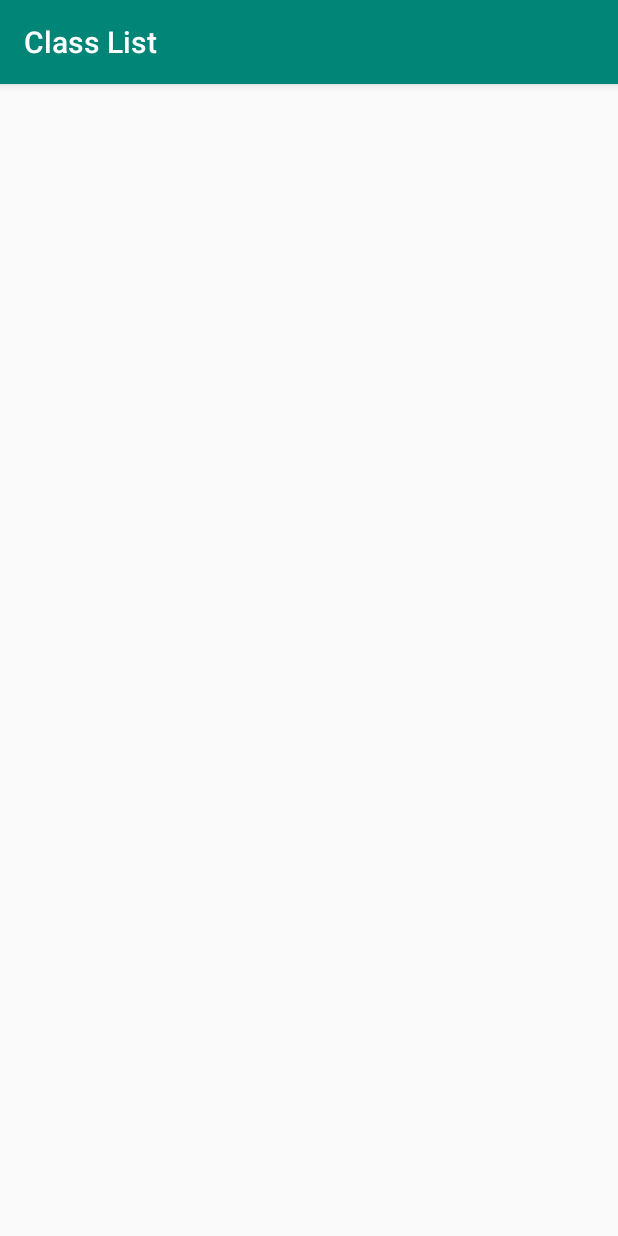
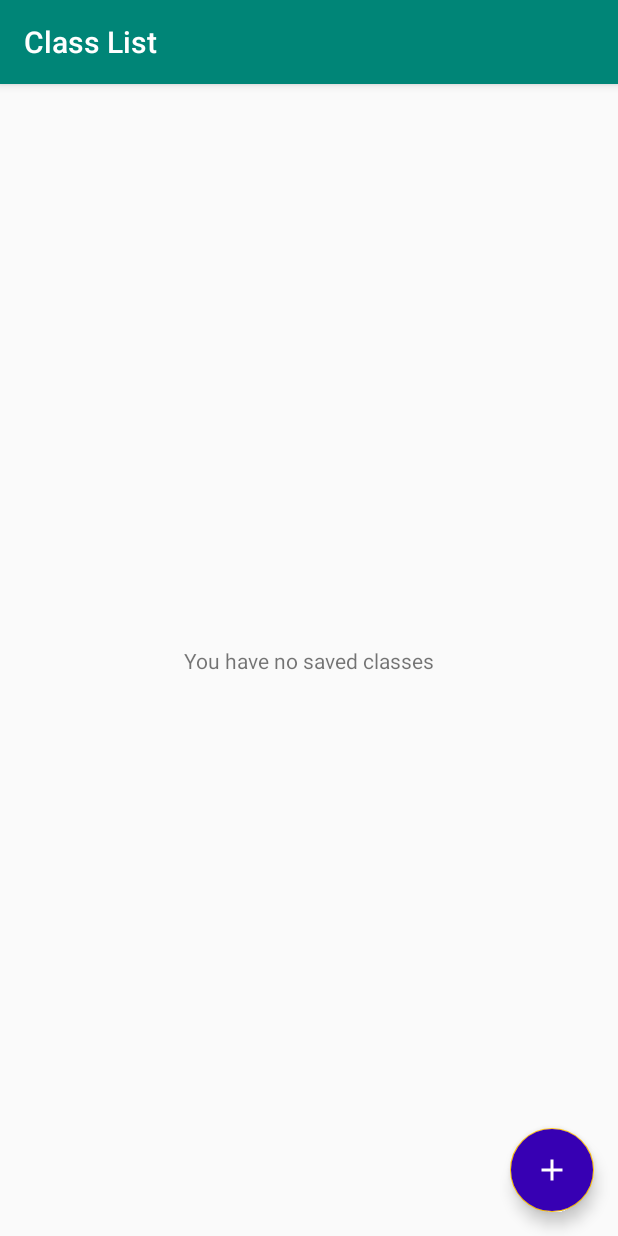
Before and after one commit to Bombbird2001/Class-List-2, an Android app: the screen it shows after launch (OpenClassActivity), after a tap on an icon or button, on a phone screen of 412 x 824 dp. Run offline under Robolectric (Android 15) with nearby library versions, the phone set to English and light mode, and no system bars; 1 other tap on this screen came first.

Commit message:
More stuff

```diff
--- a/app/build.gradle
+++ b/app/build.gradle
@@ -32,4 +32,5 @@ dependencies {
     testImplementation 'junit:junit:4.12'
     androidTestImplementation 'androidx.test:runner:1.1.1'
     androidTestImplementation 'androidx.test.espresso:espresso-core:3.1.1'
+    implementation 'androidx.legacy:legacy-support-v4:1.0.0'
 }
--- a/app/src/main/AndroidManifest.xml
+++ b/app/src/main/AndroidManifest.xml
@@ -9,6 +9,8 @@
             android:roundIcon="@mipmap/ic_launcher_round"
             android:supportsRtl="true"
             android:theme="@style/AppTheme">
+        <activity android:name=".NewClassActivity">
+        </activity>
         <activity android:name=".OpenClassActivity">
         </activity>
         <activity
--- /dev/null
+++ b/app/src/main/java/bombbird/com/classlist2/FileHandler.kt
@@ -0,0 +1,13 @@
+package bombbird.com.classlist2
+
+import android.content.Context
+import java.io.File
+
+class FileHandler {
+    companion object FileHandler {
+        fun loadFile(name: String, context: Context): File {
+            val path = context.filesDir
+            return File(path, name)
+        }
+    }
+}
--- a/app/src/main/java/bombbird/com/classlist2/MainActivity.kt
+++ b/app/src/main/java/bombbird/com/classlist2/MainActivity.kt
@@ -29,6 +29,7 @@ class MainActivity : AppCompatActivity() {
         }
 
         for (i in 1..5) {
+            //TODO Add list of lists later
             val checkbox = CheckBox(this)
             checkbox.layoutParams = checkBox1.layoutParams
             checkbox.setText(R.string.loading_name)
--- a/app/src/main/java/bombbird/com/classlist2/OpenClassActivity.kt
+++ b/app/src/main/java/bombbird/com/classlist2/OpenClassActivity.kt
@@ -1,12 +1,56 @@
 package bombbird.com.classlist2
 
+import android.content.Intent
 import androidx.appcompat.app.AppCompatActivity
 import android.os.Bundle
+import android.view.View
+import android.widget.Button
+import kotlinx.android.synthetic.main.activity_open_class.*
 
 class OpenClassActivity : AppCompatActivity() {
+    private val classes: ArrayList<String> = ArrayList()
 
     override fun onCreate(savedInstanceState: Bundle?) {
         super.onCreate(savedInstanceState)
         setContentView(R.layout.activity_open_class)
+
+        fab_newClass.setOnClickListener {
+            val intent = Intent(this, NewClassActivity::class.java)
+            startActivity(intent)
+        }
+
+        loadClasses()
+        displayClasses()
+    }
+
+    private fun loadClasses() {
+        val file = FileHandler.loadFile("classes.txt", this)
+        println(file.absolutePath + " " + file.exists())
+        if (!file.exists()) {
+            if (file.createNewFile()) println("File created")
+            loadClasses()
+            return
+        }
+        file.forEachLine {clas ->
+            classes.add(clas)
+        }
+        println(classes.size)
+    }
+
+    private fun displayClasses() {
+        if (classes.isEmpty()) {
+            textView.visibility = View.INVISIBLE
+            textView2.visibility = View.VISIBLE
+        } else {
+            textView.visibility = View.VISIBLE
+            textView2.visibility = View.INVISIBLE
+        }
+
+        for (name in classes) {
+            val button1 = Button(this)
+            button1.text = name
+            button1.layoutParams = button.layoutParams
+            linearLayout1.addView(button1)
+        }
     }
 }
--- /dev/null
+++ b/app/src/main/res/drawable/ic_add_black_24dp.xml
@@ -0,0 +1,9 @@
+<vector xmlns:android="http://schemas.android.com/apk/res/android"
+        android:width="24dp"
+        android:height="24dp"
+        android:viewportWidth="24.0"
+        android:viewportHeight="24.0">
+    <path
+        android:fillColor="#FF000000"
+        android:pathData="M19,13h-6v6h-2v-6H5v-2h6V5h2v6h6v2z"/>
+</vector>
--- a/app/src/main/res/layout/activity_open_class.xml
+++ b/app/src/main/res/layout/activity_open_class.xml
@@ -7,4 +7,49 @@
         android:layout_height="match_parent"
         tools:context=".OpenClassActivity">
 
+    <TextView
+            android:text="@string/choose_class"
+            android:layout_width="wrap_content"
+            android:layout_height="wrap_content" android:id="@+id/textView"
+            app:layout_constraintStart_toStartOf="parent" android:layout_marginStart="8dp"
+            android:layout_marginEnd="8dp" app:layout_constraintEnd_toEndOf="parent"
+            app:layout_constraintTop_toTopOf="parent" android:layout_marginTop="8dp" android:textSize="18sp"/>
+    <TextView
+            android:text="@string/no_classes"
+            android:layout_width="wrap_content"
+            android:layout_height="wrap_content" android:id="@+id/textView2"
+            app:layout_constraintEnd_toEndOf="parent"
+            app:layout_constraintStart_toStartOf="parent" app:layout_constraintTop_toTopOf="parent"
+            android:layout_marginTop="8dp" android:layout_marginStart="8dp" android:layout_marginEnd="8dp"
+            app:layout_constraintBottom_toBottomOf="parent" android:layout_marginBottom="8dp"/>
+    <ScrollView
+            android:layout_width="match_parent"
+            android:layout_height="match_parent"
+            app:layout_constraintTop_toTopOf="parent" android:layout_marginTop="32dp"
+            app:layout_constraintStart_toStartOf="parent" app:layout_constraintEnd_toEndOf="parent"
+            app:layout_constraintBottom_toBottomOf="parent" android:layout_marginBottom="80dp"
+            android:id="@+id/scrollView2">
+        <LinearLayout android:layout_width="match_parent" android:layout_height="wrap_content"
+                      android:orientation="vertical" android:id="@+id/linearLayout1">
+            <Button
+                    android:text="@string/loading_name"
+                    android:layout_width="match_parent"
+                    android:layout_height="wrap_content" android:id="@+id/button"
+                    android:layout_marginTop="0dp" android:layout_marginStart="8dp"
+                    android:layout_marginEnd="8dp" style="@style/Widget.AppCompat.Button" android:visibility="gone"/>
+        </LinearLayout>
+    </ScrollView>
+
+    <com.google.android.material.floatingactionbutton.FloatingActionButton
+            android:id="@+id/fab_newClass"
+            android:layout_width="wrap_content"
+            android:layout_height="wrap_content"
+            android:layout_margin="@dimen/fab_margin"
+            app:srcCompat="@drawable/ic_add_black_24dp"
+            android:backgroundTint="@color/design_default_color_primary_dark"
+            android:tint="#FFFFFF" app:backgroundTint="#FFC107"
+            app:layout_constraintBottom_toBottomOf="parent"
+            android:layout_marginBottom="16dp"
+            app:layout_constraintEnd_toEndOf="parent" android:layout_marginEnd="16dp"/>
+
 </androidx.constraintlayout.widget.ConstraintLayout>
--- a/app/src/main/res/values/colors.xml
+++ b/app/src/main/res/values/colors.xml
@@ -3,4 +3,5 @@
     <color name="colorPrimary">#008577</color>
     <color name="colorPrimaryDark">#00574B</color>
     <color name="colorAccent">#D81B60</color>
+    <color name="red">#FF0000</color>
 </resources>
--- a/app/src/main/res/values/strings.xml
+++ b/app/src/main/res/values/strings.xml
@@ -2,4 +2,9 @@
     <string name="app_name">Class List</string>
     <string name="action_settings">Settings</string>
     <string name="loading_name">Loading</string>
+    <string name="choose_class">Choose class:</string>
+    <string name="no_classes">You have no saved classes</string>
+    <string name="enter_class">Enter class name</string>
+    <string name="text_too_long">Name is too long</string>
+    <string name="enter_student">Enter student name</string>
 </resources>
```
Also changed, not shown: app/src/main/java/bombbird/com/classlist2/NewClassActivity.kt (added, +73 -0 lines), app/src/main/res/drawable/ic_check_black_24dp.xml (added, +9 -0 lines), app/src/main/res/layout/activity_new_class.xml (added, +77 -0 lines).
